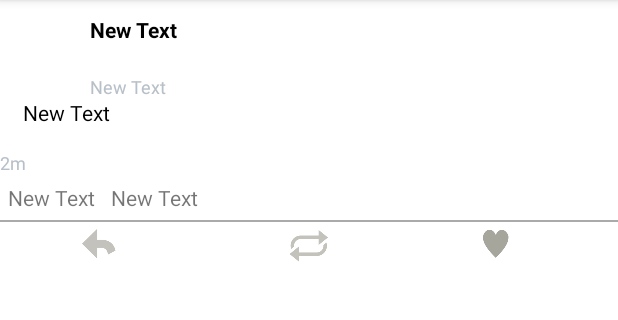
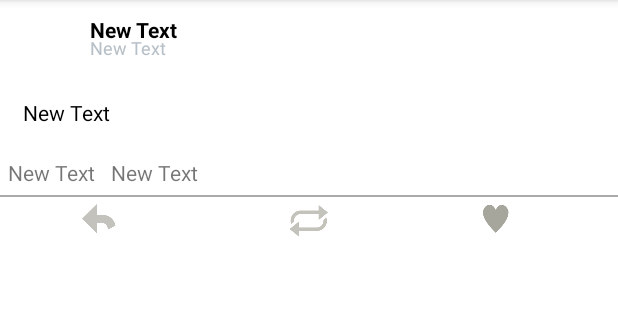
Before and after one commit to camcuz97/TwitterClientApp, an Android app: the DetailActivity screen opened directly, with no data from a screen before it, on a phone screen of 412 x 824 dp, the part 84-404 px from its top. Run offline under Robolectric (Android 15) with nearby library versions, the phone set to English and light mode, and no system bars; our stand-ins replace Picasso; libraries missing offline, so code that uses them is left out: org.parceler; pictures from the network do not load; 9 statements that could not run were skipped.

Commit message:
idk what I've, but I've done things

```diff
--- a/app/src/main/java/com/codepath/apps/mysimpletweets/ComposeActivity.java
+++ b/app/src/main/java/com/codepath/apps/mysimpletweets/ComposeActivity.java
@@ -49,7 +49,9 @@ public class ComposeActivity extends AppCompatActivity {
             }
         });
         etTweet = (EditText) findViewById(R.id.etTweet);
-        etTweet.setText("@"+repHandle);
+        if(!repHandle.equals("")){
+            etTweet.setText("@"+repHandle);
+        }
         tvChars = (TextView) findViewById(R.id.tvChars);
         tvWarning = (TextView) findViewById(R.id.tvWarning);
         btnSubmit = (Button) findViewById(R.id.btPost);
--- a/app/src/main/java/com/codepath/apps/mysimpletweets/DetailActivity.java
+++ b/app/src/main/java/com/codepath/apps/mysimpletweets/DetailActivity.java
@@ -18,6 +18,7 @@ public class DetailActivity extends AppCompatActivity {
     TextView tvBody;
     TextView tvLikes;
     TextView tvRetweets;
+    ImageView ivMedia;
 
     Tweet tweet;
 
@@ -34,6 +35,7 @@ public class DetailActivity extends AppCompatActivity {
         tvBody.setText(tweet.getBody());
         tvLikes.setText("" + tweet.getFavouriteCount() + " favorites");
         tvRetweets.setText("" + tweet.getRetweetCount() + " retweets");
+        Picasso.with(this).load(tweet.getMedia()).into(ivMedia);
     }
 
     private void setupViews() {
@@ -44,6 +46,7 @@ public class DetailActivity extends AppCompatActivity {
         tvBody = (TextView) findViewById(R.id.tvBody);
         tvLikes = (TextView) findViewById(R.id.tvLikes);
         tvRetweets = (TextView) findViewById(R.id.tvRetweets);
+        ivMedia = (ImageView) findViewById(R.id.ivMedia);
 
     }
 }
--- a/app/src/main/res/layout/activity_detail.xml
+++ b/app/src/main/res/layout/activity_detail.xml
@@ -44,10 +44,10 @@
         android:textSize="12sp"
         android:textColor="@color/handle_color"
         android:text="New Text"
-        android:layout_below="@+id/tvUsername"
-        android:layout_alignLeft="@+id/tvUsername"
-        android:layout_alignStart="@+id/tvUsername"
-        android:padding="10dp" />
+        android:padding="10dp"
+        android:layout_above="@+id/tvBody"
+        android:layout_toRightOf="@+id/flFrame"
+        android:layout_toEndOf="@+id/flFrame" />
 
     <TextView
         android:layout_width="wrap_content"
@@ -79,7 +79,7 @@
         android:layout_height="wrap_content"
         android:text="New Text"
         android:id="@+id/tvRetweets"
-        android:layout_below="@+id/tvTimeStamp"
+        android:layout_below="@+id/ivMedia"
         android:layout_alignParentLeft="true"
         android:layout_alignParentStart="true"
         android:background="#FFFFFF"
@@ -133,4 +133,10 @@
         android:layout_marginRight="65dp"
         android:layout_marginEnd="65dp" />
 
+    <ImageView
+        android:layout_width="wrap_content"
+        android:layout_height="wrap_content"
+        android:id="@+id/ivMedia"
+        android:layout_below="@+id/tvBody" />
+
 </RelativeLayout>
--- a/app/src/main/res/layout/activity_timeline.xml
+++ b/app/src/main/res/layout/activity_timeline.xml
@@ -11,7 +11,8 @@
         app:pstsShouldExpand="true"
         app:pstsTextAllCaps="true"
         android:layout_width="match_parent"
-        android:layout_height="48dp" />
+        android:layout_height="48dp"
+        android:background="#FFFFFF"/>
 
     <android.support.v4.view.ViewPager
         android:id="@+id/viewpager"
```
